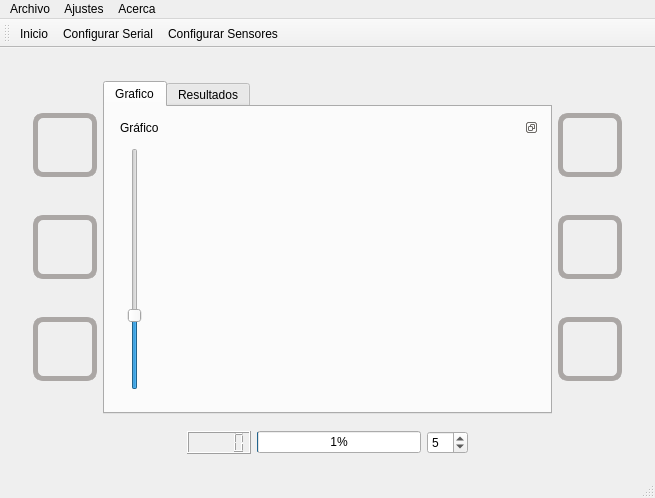
First picture: the form in mainwindow.ui, repository hectorda/Bio-Feedback, before the edit.
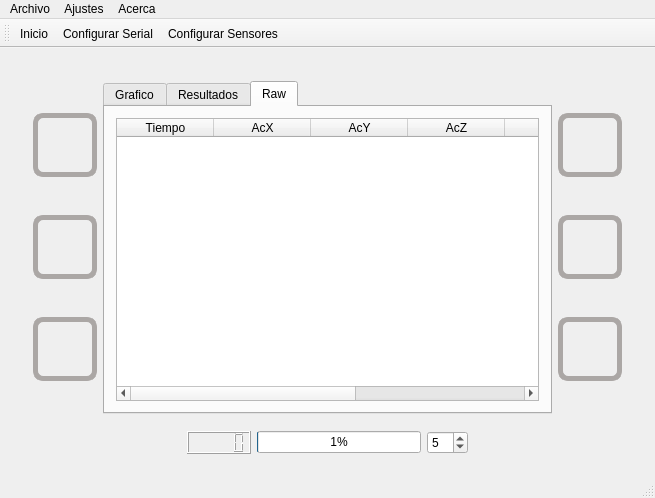
Second picture: the form after the edit. The open tabs and pages were chosen to show the change. Icons and pictures are not drawn. Custom widgets are drawn as their Qt base class.

```diff
--- a/mainwindow.ui
+++ b/mainwindow.ui
@@ -404,7 +404,7 @@
               <enum>QTabWidget::Rounded</enum>
              </property>
              <property name="currentIndex">
-              <number>0</number>
+              <number>2</number>
              </property>
              <property name="elideMode">
               <enum>Qt::ElideLeft</enum>
@@ -490,6 +490,73 @@
                </item>
               </layout>
              </widget>
+             <widget class="QWidget" name="tab_muestras">
+              <attribute name="title">
+               <string>Raw</string>
+              </attribute>
+              <layout class="QGridLayout" name="gridLayout_4">
+               <item row="0" column="0">
+                <widget class="QTableWidget" name="tableWidgetDatosRaw">
+                 <property name="editTriggers">
+                  <set>QAbstractItemView::NoEditTriggers</set>
+                 </property>
+                 <property name="verticalScrollMode">
+                  <enum>QAbstractItemView::ScrollPerItem</enum>
+                 </property>
+                 <property name="gridStyle">
+                  <enum>Qt::SolidLine</enum>
+                 </property>
+                 <property name="sortingEnabled">
+                  <bool>false</bool>
+                 </property>
+                 <attribute name="horizontalHeaderCascadingSectionResizes">
+                  <bool>true</bool>
+                 </attribute>
+                 <attribute name="horizontalHeaderDefaultSectionSize">
+                  <number>97</number>
+                 </attribute>
+                 <attribute name="verticalHeaderCascadingSectionResizes">
+                  <bool>true</bool>
+                 </attribute>
+                 <column>
+                  <property name="text">
+                   <string>Tiempo</string>
+                  </property>
+                 </column>
+                 <column>
+                  <property name="text">
+                   <string>AcX</string>
+                  </property>
+                 </column>
+                 <column>
+                  <property name="text">
+                   <string>AcY</string>
+                  </property>
+                 </column>
+                 <column>
+                  <property name="text">
+                   <string>AcZ</string>
+                  </property>
+                 </column>
+                 <column>
+                  <property name="text">
+                   <string>GyX</string>
+                  </property>
+                 </column>
+                 <column>
+                  <property name="text">
+                   <string>GyY</string>
+                  </property>
+                 </column>
+                 <column>
+                  <property name="text">
+                   <string>GyZ</string>
+                  </property>
+                 </column>
+                </widget>
+               </item>
+              </layout>
+             </widget>
             </widget>
            </item>
            <item row="0" column="2">
```
Left out of the diff: 2 changed lines with no effect on the pictures.
